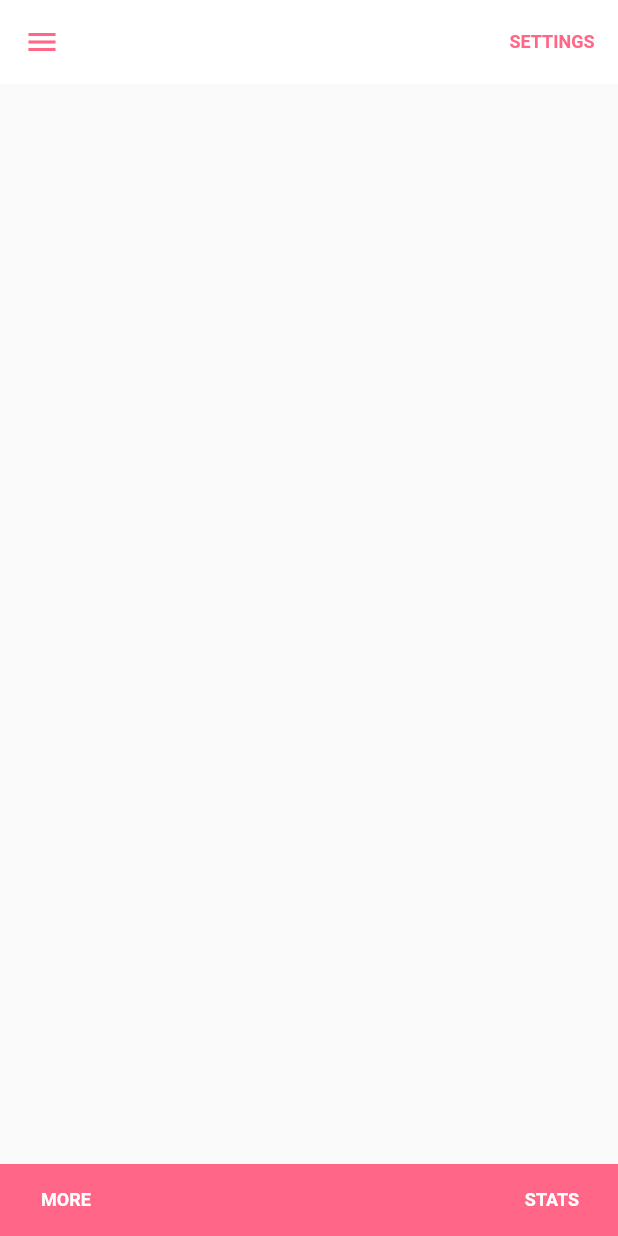
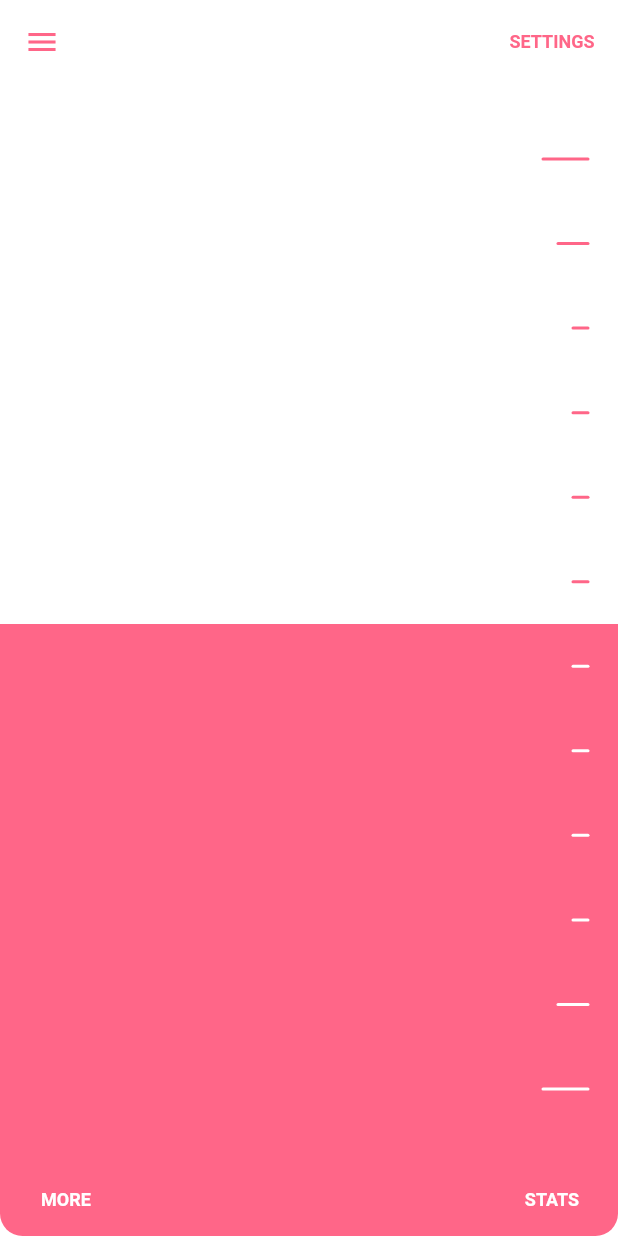
Before and after one commit to VinceChow/springy_slider, a Flutter app: the screen it shows after launch, on a phone screen of 412 x 824 dp. Run offline on Flutter 3.47's test engine with Material 2 defaults, Android fonts, the phone set to English and light mode, and no system bars.

Commit message:
Create slider and mark

```diff
--- a/lib/main.dart
+++ b/lib/main.dart
@@ -1,3 +1,4 @@
+import 'dart:ui';
 import 'package:flutter/material.dart';
 
 void main() => runApp(new MyApp());
@@ -9,6 +10,7 @@ class MyApp extends StatelessWidget {
       title: 'Flutter Demo',
       theme: new ThemeData(
         primaryColor: Color(0xFFFF6688),
+        scaffoldBackgroundColor: Colors.white,
       ),
       home: new MyHomePage(title: 'Flutter Demo Home Page'),
     );
@@ -44,7 +46,9 @@ class _MyHomePageState extends State<MyHomePage> {
 
   @override
   Widget build(BuildContext context) {
-    return Scaffold(
+    return ClipRRect(
+      borderRadius: BorderRadius.circular(15.0),
+      child: Scaffold(
         appBar: AppBar(
           backgroundColor: Colors.white,
           elevation: 0.0,
@@ -67,7 +71,11 @@ class _MyHomePageState extends State<MyHomePage> {
         body: Column(
           children: <Widget>[
             Expanded(
-            child: Container(),
+              child: SpringySlider(
+                markCount: 12,
+                positiveColor: Theme.of(context).primaryColor,
+                negativeColor: Theme.of(context).scaffoldBackgroundColor,
+              ),
             ),
             Container(
               color: Theme.of(context).primaryColor,
@@ -83,6 +91,159 @@ class _MyHomePageState extends State<MyHomePage> {
             )
           ],
         ),
+      ),
     );
   }
 }
+
+class SpringySlider extends StatefulWidget {
+  final int markCount;
+  final Color positiveColor;
+  final Color negativeColor;
+
+  SpringySlider({
+    this.markCount,
+    this.positiveColor,
+    this.negativeColor,
+  });
+
+  @override
+  _SpringySliderState createState() => new _SpringySliderState();
+}
+
+class _SpringySliderState extends State<SpringySlider> {
+  @override
+  Widget build(BuildContext context) {
+    return Stack(
+      children: <Widget>[
+        SliderMarks(
+          markCount: widget.markCount,
+          color: widget.positiveColor,
+          paddingTop: 50.0,
+          paddingBottom: 50.0,
+        ),
+        ClipPath(
+          clipper: SliderClipper(),
+          child: Stack(
+            children: <Widget>[
+              Container(
+                color: widget.positiveColor,
+              ),
+              SliderMarks(
+                markCount: widget.markCount,
+                color: widget.negativeColor,
+                paddingTop: 50.0,
+                paddingBottom: 50.0,
+              ),
+            ],
+          ),
+        )
+      ],
+    );
+  }
+}
+
+class SliderMarks extends StatelessWidget {
+  final int markCount;
+  final Color color;
+  final double paddingTop;
+  final double paddingBottom;
+
+  SliderMarks({
+    this.markCount,
+    this.color,
+    this.paddingTop,
+    this.paddingBottom,
+  });
+
+  @override
+  Widget build(BuildContext context) {
+    return CustomPaint(
+      painter: SliderMarksPainter(
+        markCount: markCount,
+        color: color,
+        markThickness: 2.0,
+        paddingTop: paddingTop,
+        paddingBottom: paddingBottom,
+        paddingRight: 20.0,
+      ),
+      child: Container(),
+    );
+  }
+}
+
+class SliderMarksPainter extends CustomPainter {
+  final double largeMarkWidth = 30.0;
+  final double smallMarkWidth = 10.0;
+
+  final int markCount;
+  final Color color;
+  final double markThickness;
+  final double paddingTop;
+  final double paddingBottom;
+  final double paddingRight;
+  final Paint markPaint;
+
+  SliderMarksPainter({
+    this.markCount,
+    this.color,
+    this.markThickness,
+    this.paddingTop,
+    this.paddingBottom,
+    this.paddingRight,
+  }) : markPaint = new Paint()
+          ..color = color
+          ..strokeWidth = markThickness
+          ..style = PaintingStyle.stroke
+          ..strokeCap = StrokeCap.round;
+
+  @override
+  void paint(Canvas canvas, Size size) {
+    final paintHeight = size.height - paddingTop - paddingBottom;
+    final gap = paintHeight / (markCount - 1);
+
+    for (int i = 0; i < markCount; i++) {
+      double markWidth = smallMarkWidth;
+      if (i == 0 || i == markCount - 1)
+        markWidth = largeMarkWidth;
+      else if (i == 1 || i == markCount - 2)
+        markWidth = lerpDouble(smallMarkWidth, largeMarkWidth, 0.5);
+
+      final markY = i * gap + paddingTop;
+
+      canvas.drawLine(
+        new Offset(size.width - paddingRight - markWidth, markY),
+        new Offset(size.width - paddingRight, markY),
+        markPaint,
+      );
+    }
+  }
+
+  @override
+  bool shouldRepaint(CustomPainter oldDelegate) {
+    return true;
+  }
+}
+
+class SliderClipper extends CustomClipper<Path> {
+  @override
+  Path getClip(Size size) {
+    Path rect = Path();
+
+    rect.addRect(
+      new Rect.fromLTWH(
+        0.0,
+        size.height / 2,
+        size.width,
+        size.height / 2,
+      ),
+    );
+
+    return rect;
+  }
+
+  @override
+  bool shouldReclip(CustomClipper<Path> oldClipper) {
+    return true;
+  }
+}
```
Lines whose indentation alone changed are shown as unchanged.
